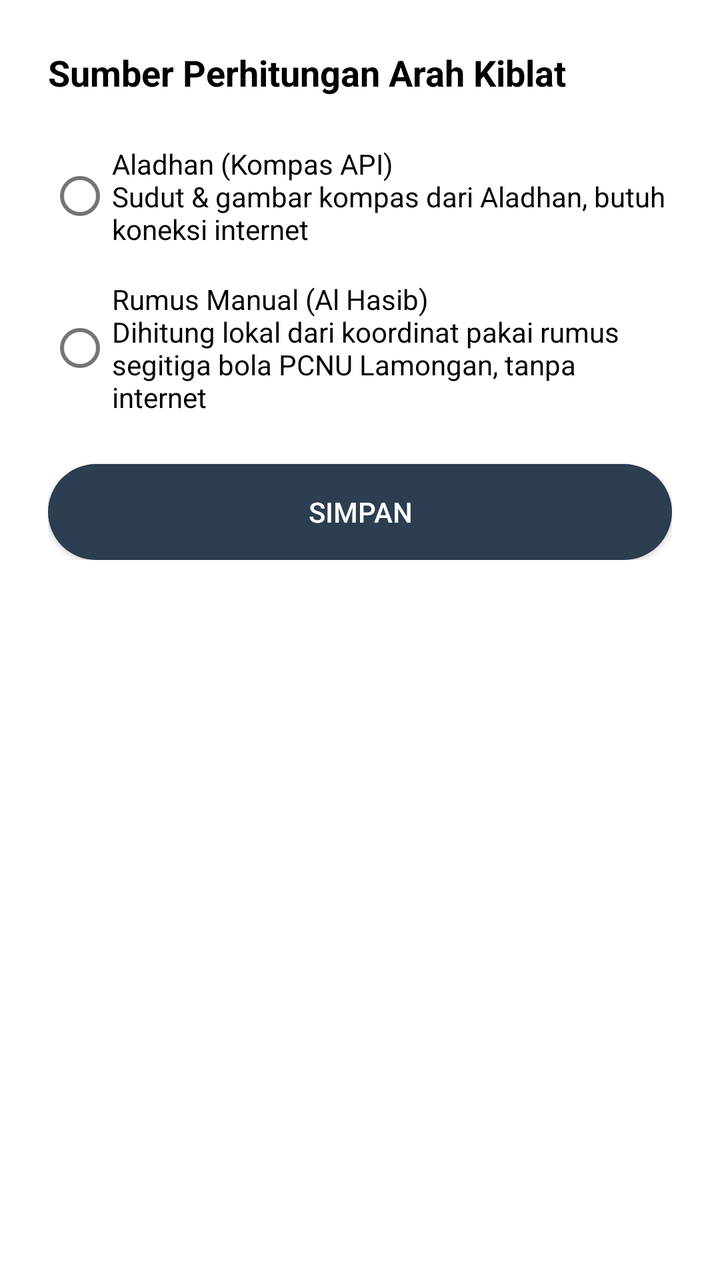
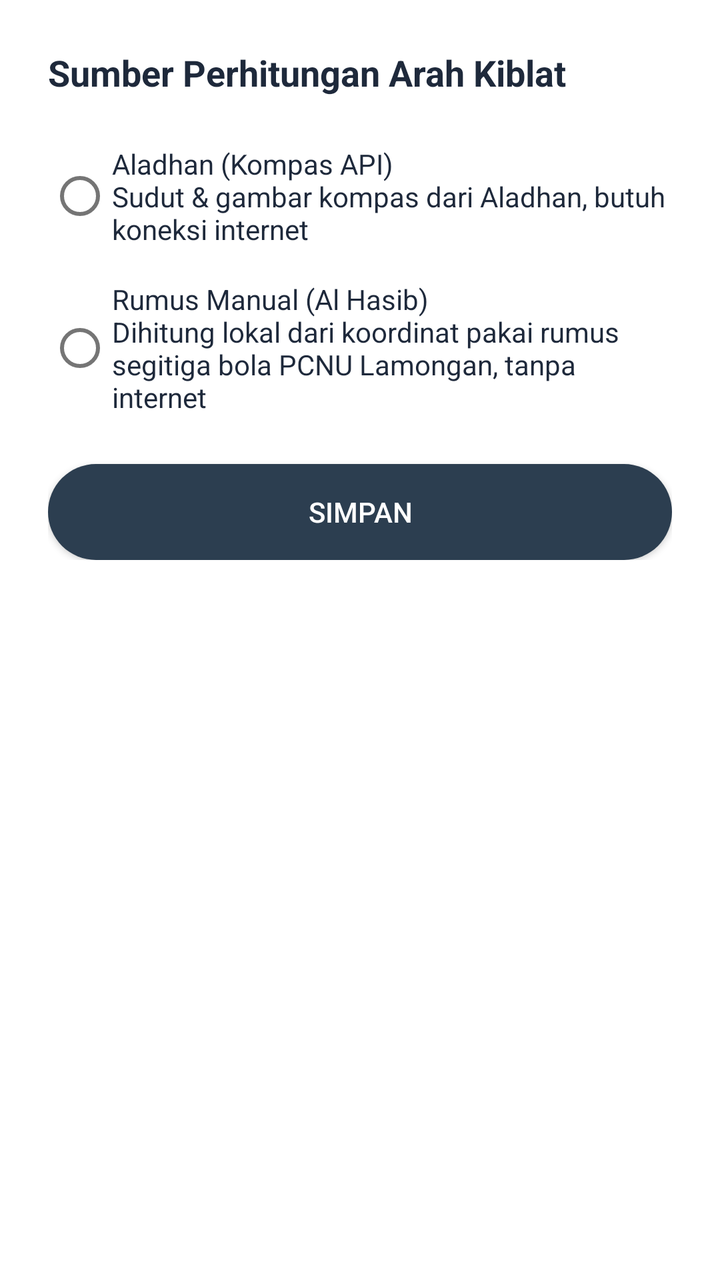

The first picture is an Android layout as it rendered before a commit; the second is the same layout after the commit. The layout source and the unified diff follow.
<!-- AndroidManifest.xml: application theme AppTheme -->
<!-- res/layout/dialog_qibla_source.xml -->
<?xml version="1.0" encoding="utf-8"?>
<ScrollView xmlns:android="http://schemas.android.com/apk/res/android"
    android:layout_width="match_parent"
    android:layout_height="wrap_content"
    android:maxHeight="560dp">

    <LinearLayout
        android:layout_width="match_parent"
        android:layout_height="wrap_content"
        android:orientation="vertical"
        android:padding="24dp"
        android:background="@drawable/bg_card_up_rounded">

        <TextView
            android:layout_width="wrap_content"
            android:layout_height="wrap_content"
            android:text="Sumber Perhitungan Arah Kiblat"
            android:textSize="18sp"
            android:textStyle="bold"
            android:textColor="@android:color/black"
            android:layout_marginBottom="16dp"/>

        <RadioGroup
            android:id="@+id/radioGroupQiblaSource"
            android:layout_width="match_parent"
            android:layout_height="wrap_content"
            android:orientation="vertical">

            <RadioButton
                android:id="@+id/radioQiblaAladhan"
                android:layout_width="match_parent"
                android:layout_height="wrap_content"
                android:text="Aladhan (Kompas API)\nSudut &amp; gambar kompas dari Aladhan, butuh koneksi internet"
                android:textSize="14sp"
                android:textColor="@android:color/black"
                android:paddingTop="8dp"
                android:paddingBottom="8dp"/>

            <RadioButton
                android:id="@+id/radioQiblaManual"
                android:layout_width="match_parent"
                android:layout_height="wrap_content"
                android:text="Rumus Manual (Al Hasib)\nDihitung lokal dari koordinat pakai rumus segitiga bola PCNU Lamongan, tanpa internet"
                android:textSize="14sp"
                android:textColor="@android:color/black"
                android:paddingTop="8dp"
                android:paddingBottom="8dp"/>
        </RadioGroup>

        <androidx.appcompat.widget.AppCompatButton
            android:id="@+id/btnSaveQiblaSource"
            android:layout_width="match_parent"
            android:layout_height="wrap_content"
            android:layout_marginTop="16dp"
            android:text="Simpan"
            android:background="@drawable/bg_btn_main_dark"
            android:textColor="@android:color/white"/>

    </LinearLayout>
</ScrollView>
<!-- resources referenced by this layout -->
<resources>
  <!-- drawable bg_btn_main_dark (drawable) -->
  <?xml version="1.0" encoding="utf-8"?>
  <shape xmlns:android="http://schemas.android.com/apk/res/android"
      android:shape="rectangle">
  
      <solid android:color="#2C3E50" />
  
      <corners android:radius="24dp" />
  </shape>
  <!-- drawable bg_card_up_rounded (drawable) -->
  <?xml version="1.0" encoding="utf-8"?>
  <shape xmlns:android="http://schemas.android.com/apk/res/android">
      <solid android:color="@color/card_white"/>
  
  
      <corners
          android:topLeftRadius="16dp"
          android:topRightRadius="16dp"
          android:bottomLeftRadius="0dp"
          android:bottomRightRadius="0dp" />
  
  </shape>
  <style name="AppTheme" parent="Theme.AlKaukaba">
          <item name="android:windowDrawsSystemBarBackgrounds" tools:targetApi="lollipop">true</item>
      </style>
  <color name="card_white">#FFFFFF</color>
  <style name="Theme.AlKaukaba" parent="Theme.MaterialComponents.DayNight.NoActionBar">
          
          <item name="colorPrimary">@color/purple_500</item>
          <item name="colorPrimaryVariant">@color/transparent</item>
          <item name="colorOnPrimary">@color/white</item>
          
          <item name="colorSecondary">@color/teal_200</item>
          <item name="colorSecondaryVariant">@color/teal_700</item>
          <item name="colorOnSecondary">@color/black</item>
          
          <item name="android:statusBarColor" tools:targetApi="l">?attr/colorPrimaryVariant</item>
          
          <item name="bottomSheetDialogTheme">@style/ThemeOverlay.AlKaukaba.BottomSheetDialog</item>
      </style>
  <color name="purple_500">#FF6200EE</color>
  <color name="transparent">#00FFFFFF</color>
  <color name="white">#FFFFFFFF</color>
  <color name="teal_200">#FF03DAC5</color>
  <color name="teal_700">#FF018786</color>
  <color name="black">#FF000000</color>
  <style name="ThemeOverlay.AlKaukaba.BottomSheetDialog" parent="ThemeOverlay.MaterialComponents.BottomSheetDialog">
          <item name="bottomSheetStyle">@style/Widget.AlKaukaba.BottomSheet.Modal</item>
      </style>
  <style name="Widget.AlKaukaba.BottomSheet.Modal" parent="Widget.MaterialComponents.BottomSheet.Modal">
          <item name="shapeAppearanceOverlay">@style/ShapeAppearance.AlKaukaba.BottomSheet</item>
      </style>
  <style name="ShapeAppearance.AlKaukaba.BottomSheet" parent="">
          <item name="cornerFamily">rounded</item>
          <item name="cornerSizeTopLeft">16dp</item>
          <item name="cornerSizeTopRight">16dp</item>
          <item name="cornerSizeBottomLeft">0dp</item>
          <item name="cornerSizeBottomRight">0dp</item>
      </style>
</resources>

<!-- the commit's change to res/layout/dialog_qibla_source.xml (unified diff, before → after) -->
@@ -17,7 +17,7 @@
             android:text="Sumber Perhitungan Arah Kiblat"
             android:textSize="18sp"
             android:textStyle="bold"
-            android:textColor="@android:color/black"
+            android:textColor="@color/text_primary"
             android:layout_marginBottom="16dp"/>
 
         <RadioGroup
@@ -32,7 +32,7 @@
                 android:layout_height="wrap_content"
                 android:text="Aladhan (Kompas API)\nSudut &amp; gambar kompas dari Aladhan, butuh koneksi internet"
                 android:textSize="14sp"
-                android:textColor="@android:color/black"
+                android:textColor="@color/text_primary"
                 android:paddingTop="8dp"
                 android:paddingBottom="8dp"/>
 
@@ -42,7 +42,7 @@
                 android:layout_height="wrap_content"
                 android:text="Rumus Manual (Al Hasib)\nDihitung lokal dari koordinat pakai rumus segitiga bola PCNU Lamongan, tanpa internet"
                 android:textSize="14sp"
-                android:textColor="@android:color/black"
+                android:textColor="@color/text_primary"
                 android:paddingTop="8dp"
                 android:paddingBottom="8dp"/>
         </RadioGroup>
<!-- resource entries referenced after the edit -->
@@ -1,5 +1,6 @@
 <!-- resources referenced by this layout -->
 <resources>
+  <color name="text_primary">#1E293B</color>
   <!-- drawable bg_btn_main_dark (drawable) -->
   <?xml version="1.0" encoding="utf-8"?>
   <shape xmlns:android="http://schemas.android.com/apk/res/android"
